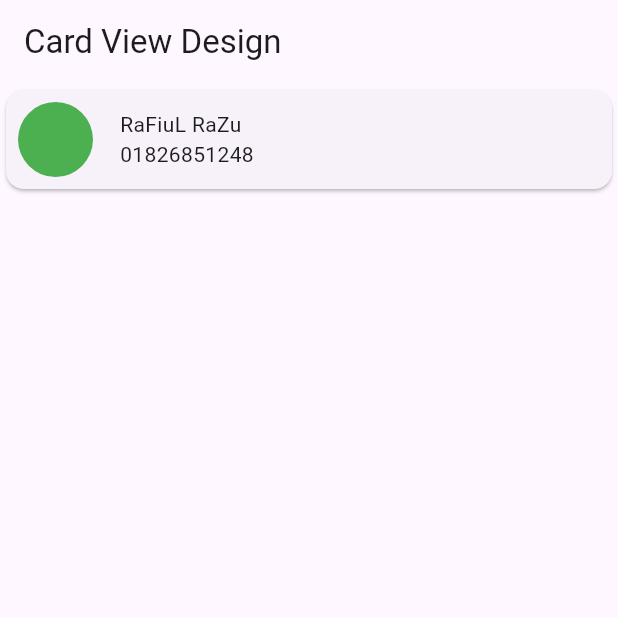
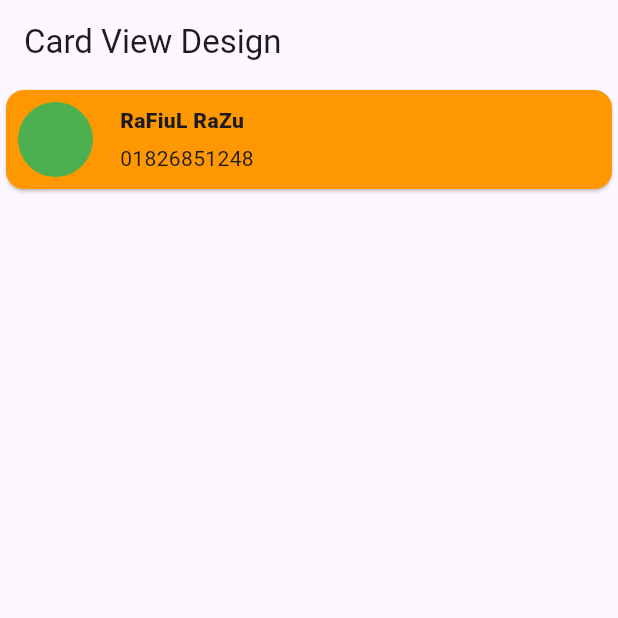
Before and after one commit to RaFiuL-RaZu/app_create2, a Flutter app: the screen it shows after launch, on a phone screen of 412 x 824 dp, the top half of it. Run offline on Flutter 3.47's test engine with Material 3 defaults, Android fonts, the phone set to English and light mode, and no system bars.

Commit message:
innit commit

```diff
--- a/lib/main.dart
+++ b/lib/main.dart
@@ -34,6 +34,7 @@ class HomeScren extends StatelessWidget{
       body: ListView(
         children: [
           Card(
+            color: Colors.orange,
             child: Row(
               children: [
                 Padding(
@@ -47,7 +48,8 @@ class HomeScren extends StatelessWidget{
                 Column(
                   crossAxisAlignment: CrossAxisAlignment.start,
                   children: [
-                    Text("RaFiuL RaZu"),
+                    Text("RaFiuL RaZu",style: TextStyle(fontWeight: FontWeight.w800),),
+                    SizedBox(height: 5,),
                     Text("01826851248"),
                   ],
                 )
```
